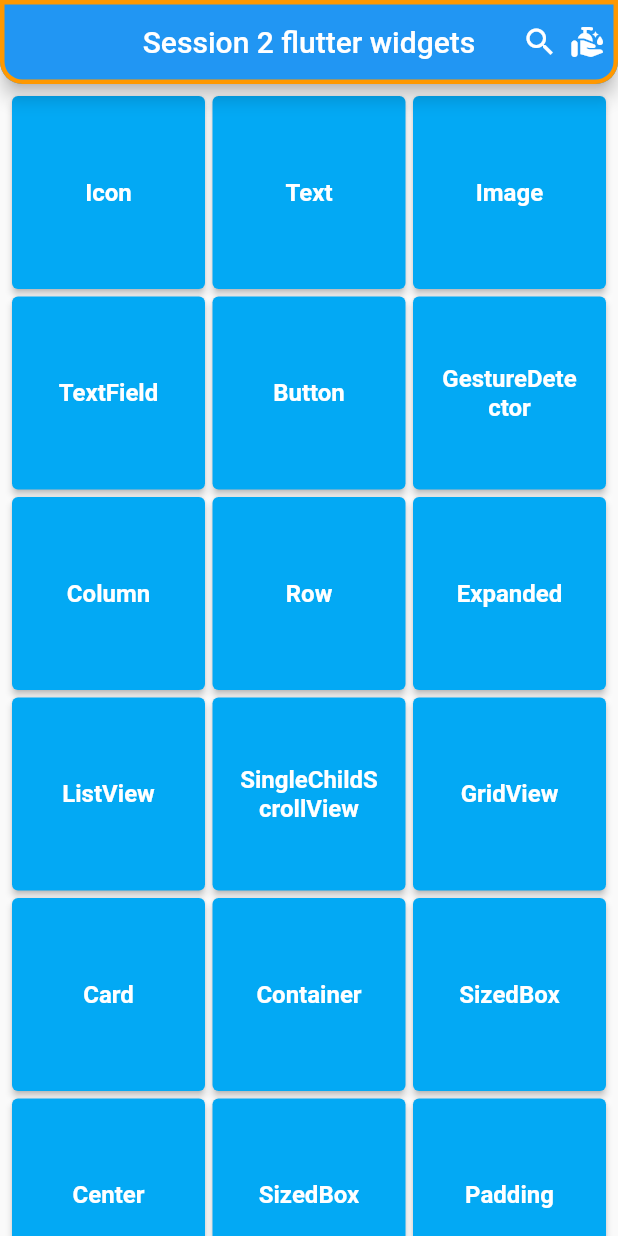
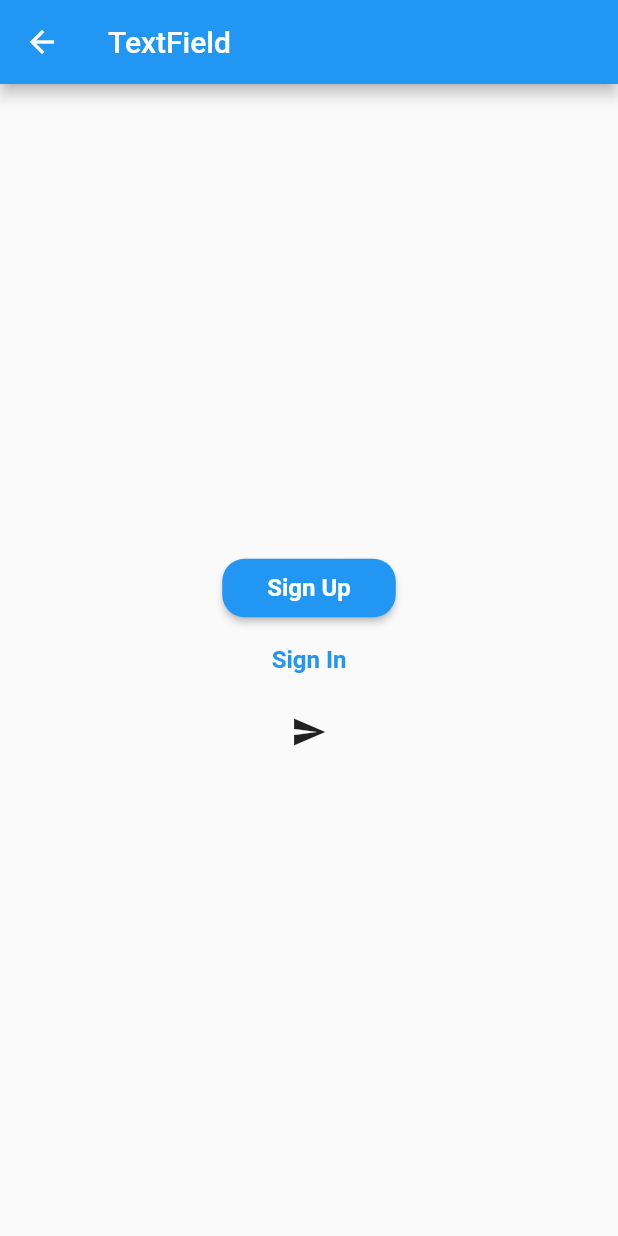
Before and after one commit to sherifhasan/flutter_introduction, a Flutter app: the screen it shows after launch, after a tap on "Button", on a phone screen of 412 x 824 dp. Run offline on Flutter 3.47's test engine with Material 2 defaults, Android fonts, the phone set to English and light mode, and no system bars.

Commit message:
Add Button

```diff
--- a/lib/main.dart
+++ b/lib/main.dart
@@ -1,4 +1,5 @@
 import 'package:flutter/material.dart';
+import 'package:widgets_samples/widgets/button.dart';
 import 'package:widgets_samples/widgets/image.dart';
 import 'package:widgets_samples/widgets/row.dart';
 import 'package:widgets_samples/widgets/text_field.dart';
@@ -105,7 +106,10 @@ class MyHomePage extends StatelessWidget {
             ),
             GridItemChild(
               title: 'Button',
-              onPressed: () {},
+              onPressed: () { Navigator.push(
+                  context,
+                  MaterialPageRoute(
+                      builder: (context) => ButtonWidget(title: 'TextField')));},
             ),
             GridItemChild(
               title: 'GestureDetector',
--- /dev/null
+++ b/lib/widgets/button.dart
@@ -0,0 +1,62 @@
+import 'package:flutter/material.dart';
+
+class ButtonWidget extends StatelessWidget {
+  ButtonWidget({required this.title});
+
+  final String title;
+
+  @override
+  Widget build(BuildContext context) {
+    return Scaffold(
+      appBar: AppBar(
+        title: Text(title),
+      ),
+      body: Center(
+        child: Column(mainAxisAlignment: MainAxisAlignment.center,
+          children: [
+            ElevatedButton(
+                style: ButtonStyle(
+                    shape: MaterialStateProperty.all<RoundedRectangleBorder>(
+                        RoundedRectangleBorder(
+                      borderRadius: BorderRadius.circular(15.0),
+                    )),
+                    backgroundColor:
+                        MaterialStateProperty.all<Color>(Colors.blue),
+                    padding: MaterialStateProperty.all<EdgeInsets>(
+                        EdgeInsets.symmetric(vertical: 10, horizontal: 30))),
+                child: Text(
+                  "Sign Up",
+                  style: TextStyle(
+                      color: Colors.white,
+                      fontSize: 16.0,
+                      fontWeight: FontWeight.w600),
+                ),
+                onPressed: () {
+                  print("Sign up button has been pressed ;)");
+                }),
+            TextButton(
+                style: ButtonStyle(
+                    shape: MaterialStateProperty.all<RoundedRectangleBorder>(
+                        RoundedRectangleBorder(
+                          borderRadius: BorderRadius.circular(15.0),
+                        )),
+
+                    padding: MaterialStateProperty.all<EdgeInsets>(
+                        EdgeInsets.symmetric(vertical: 10, horizontal: 30))),
+                child: Text(
+                  "Sign In",
+                  style: TextStyle(
+                      color: Colors.blue,
+                      fontSize: 16.0,
+                      fontWeight: FontWeight.w600),
+                ),
+                onPressed: () {
+                  print("Sign in button has been pressed ;)");
+                }),
+            IconButton(onPressed: (){print("Icon button has been pressed ;)");}, icon: Icon(Icons.send),)
+          ],
+        ),
+      ),
+    );
+  }
+}
```
